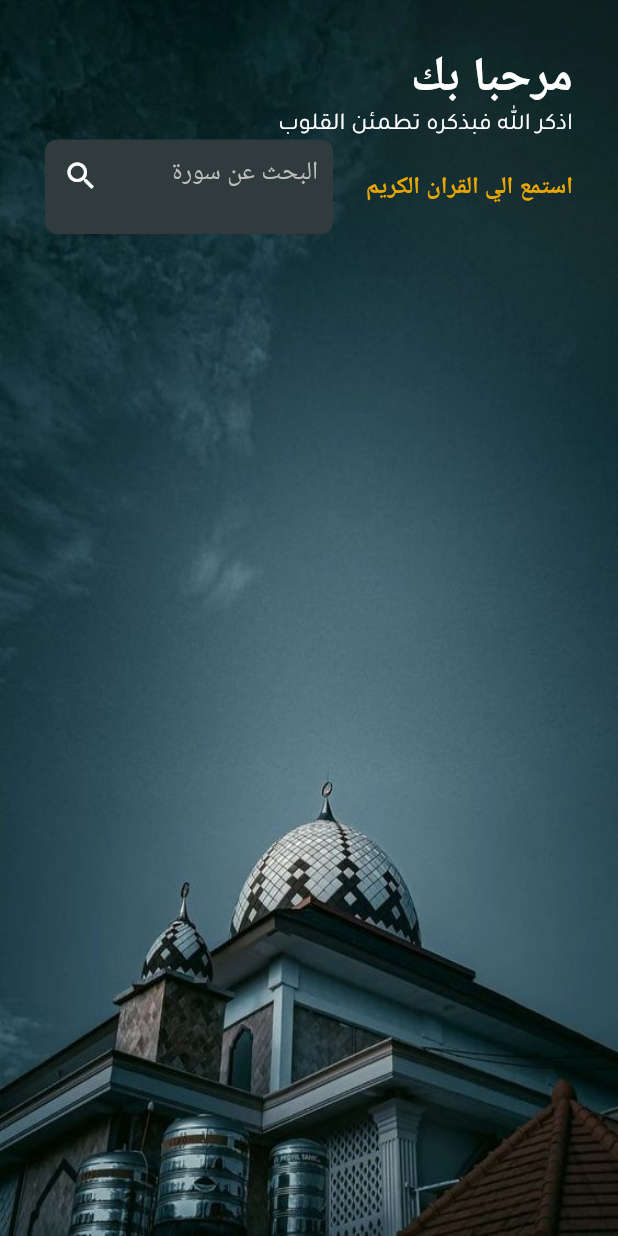
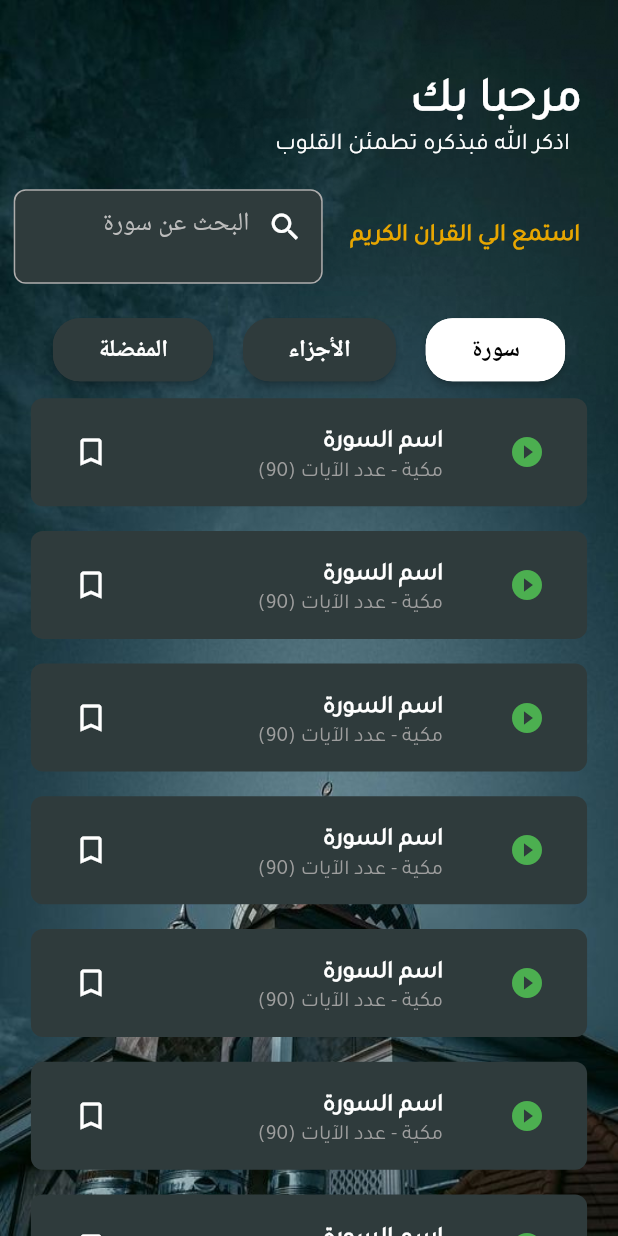
Before and after one commit to Mohamed-Abdel-Rahem/quran, a Flutter app: the screen it shows after launch, on a phone screen of 412 x 824 dp. Run offline on Flutter 3.47's test engine with Material 3 defaults, Android fonts, the phone set to English and light mode, and no system bars; our stand-ins replace device_preview, firebase_core; accounts and stored records are empty.

Commit message:
seconde phase

```diff
--- a/lib/main.dart
+++ b/lib/main.dart
@@ -3,9 +3,14 @@ import 'package:flutter_localizations/flutter_localizations.dart';
 import 'package:intl/intl.dart';
 import 'package:quran/generated/l10n.dart';
 import 'package:quran/screens/quran_page.dart';
+import 'package:device_preview/device_preview.dart';
 
 void main() {
-  runApp(const QuranApp());
+  runApp(DevicePreview(
+    enabled: true,
+    tools: [...DevicePreview.defaultTools],
+    builder: (context) => QuranApp(),
+  ));
 }
 
 class QuranApp extends StatelessWidget {
--- a/lib/screens/quran_page.dart
+++ b/lib/screens/quran_page.dart
@@ -1,10 +1,13 @@
 import 'package:flutter/material.dart';
+import 'package:quran/widgets/custom_text_widget.dart';
+import 'package:quran/widgets/row_chooser.dart';
 
 class QuranPage extends StatelessWidget {
   const QuranPage({super.key});
 
   @override
   Widget build(BuildContext context) {
+    final screenSize = MediaQuery.of(context).size;
     return Scaffold(
       body: Container(
         width: double.infinity,
@@ -20,70 +23,73 @@ class QuranPage extends StatelessWidget {
           children: [
             // Ellipses
             Positioned(
-              top: -100,
-              right: -100,
+              top: -screenSize.width * 0.25,
+              right: -screenSize.width * 0.25,
               child: Image.asset(
                 'assets/background/Ellipse 10.png',
-                width: 414,
-                height: 414,
+                width: screenSize.width * 1.1,
+                height: screenSize.width * 1.1,
               ),
             ),
             // Content
-            Padding(
-              padding: EdgeInsets.all(30),
-              child: Column(
-                mainAxisAlignment: MainAxisAlignment.start,
+            Column(
+              mainAxisAlignment: MainAxisAlignment.spaceAround,
               children: [
+                SizedBox(height: screenSize.height * 0.05),
                 const Align(
                   alignment: Alignment.topRight,
-                    child: Text(
-                      "مرحبا بك",
-                      style: TextStyle(
+                  child: Padding(
+                    padding: EdgeInsets.only(right: 8, top: 8),
+                    child: CustomTextWidget(
+                      text: 'مرحبا بك',
                       fontSize: 32,
                       fontWeight: FontWeight.w700,
-                        color: Colors.white,
                     ),
                   ),
                 ),
                 const Align(
                   alignment: Alignment.topRight,
-                    child: Text(
-                      "اذكر الله فبذكره تطمئن القلوب",
-                      textAlign: TextAlign.right,
-                      style: TextStyle(
+                  child: Padding(
+                    padding: EdgeInsets.only(right: 16),
+                    child: CustomTextWidget(
+                      text: 'اذكر الله فبذكره تطمئن القلوب',
                       fontSize: 16,
                       fontWeight: FontWeight.w500,
-                        color: Colors.white,
-                        fontFamily: 'Tajawal',
                     ),
                   ),
                 ),
+                const SizedBox(
+                    height: 20), // Add some space between texts and row
                 Row(
-                    mainAxisAlignment: MainAxisAlignment.spaceBetween,
+                  mainAxisAlignment: MainAxisAlignment.spaceAround,
                   children: [
-                      const Text(
-                        "استمع الي القران الكريم",
-                        style: TextStyle(
+                    const CustomTextWidget(
+                      text: 'استمع الي القران الكريم',
                       fontSize: 16,
                       fontWeight: FontWeight.w700,
-                          color: Color(0xFFE7A600),
+                      color: Color(0xffE7A600),
+                    ),
+                    Container(
+                      width: screenSize.width * 0.5,
+                      height: 63,
+                      decoration: BoxDecoration(
+                        color: const Color(0xff2F3B3C),
+                        borderRadius: BorderRadius.circular(8.0),
+                        border: Border.all(
+                          color: const Color.fromARGB(255, 175, 173, 173),
+                          width: 1.0, // Adjust the width as needed
                         ),
                       ),
-                      Container(
-                        width: 192,
-                        height: 63,
-                        decoration: BoxDecoration(
-                          color: Color(0xff2F3B3C),
-                          borderRadius: BorderRadius.circular(8.0),
+                      child: TextField(
+                        style: const TextStyle(
+                          color: Colors.white,
                         ),
-                        child: TextField(
-                          style: TextStyle(color: Colors.white),
                         decoration: InputDecoration(
-                            contentPadding: EdgeInsets.all(10.0),
+                          contentPadding: const EdgeInsets.all(10.0),
                           hintText: 'البحث عن سورة',
                           hintStyle: TextStyle(color: Colors.grey[400]),
                           border: InputBorder.none,
-                            suffixIcon: Icon(
+                          prefixIcon: const Icon(
                             Icons.search,
                             color: Colors.white,
                           ),
@@ -92,8 +98,51 @@ class QuranPage extends StatelessWidget {
                     ),
                   ],
                 ),
+                const SizedBox(height: 20),
+                const CustomButtonRow(),
+                Expanded(
+                  child: ListView.builder(
+                    itemCount: 20,
+                    itemBuilder: (context, index) {
+                      return Padding(
+                        padding: EdgeInsets.symmetric(
+                          vertical: screenSize.height * 0.01,
+                          horizontal: screenSize.width * 0.05,
+                        ),
+                        child: Container(
+                          decoration: BoxDecoration(
+                            color: const Color(0xff2F3B3C),
+                            borderRadius: BorderRadius.circular(8.0),
+                          ),
+                          child: ListTile(
+                            leading: IconButton(
+                              icon: Icon(Icons.play_circle_fill,
+                                  color: Colors.green),
+                              onPressed: () {},
+                            ),
+                            title: CustomTextWidget(
+                              text: 'اسم السورة',
+                              fontSize: 16,
+                              fontWeight: FontWeight.w700,
+                            ),
+                            subtitle: CustomTextWidget(
+                              text: 'مكية - عدد الآيات (90)',
+                              fontSize: 14,
+                              fontWeight: FontWeight.w400,
+                              color: Colors.grey,
+                            ),
+                            trailing: IconButton(
+                              icon: Icon(Icons.bookmark_border,
+                                  color: Colors.white),
+                              onPressed: () {},
+                            ),
+                          ),
+                        ),
+                      );
+                    },
+                  ),
+                ),
               ],
-              ),
             ),
           ],
         ),
@@ -101,3 +150,50 @@ class QuranPage extends StatelessWidget {
     );
   }
 }
+
+class QuranItem extends StatelessWidget {
+  final String title;
+  final String description;
+
+  const QuranItem({Key? key, required this.title, required this.description})
+      : super(key: key);
+
+  @override
+  Widget build(BuildContext context) {
+    return Padding(
+      padding: const EdgeInsets.symmetric(horizontal: 16.0, vertical: 8.0),
+      child: Container(
+        decoration: BoxDecoration(
+          color: Color(0x0affffff),
+          borderRadius: BorderRadius.circular(15),
+        ),
+        child: ListTile(
+          leading: Icon(
+            Icons.play_circle,
+            color: Colors.yellow,
+            size: 36.0,
+          ),
+          title: Text(
+            title,
+            style: TextStyle(
+              color: Colors.white,
+              fontSize: 18.0,
+              fontWeight: FontWeight.bold,
+            ),
+          ),
+          trailing: Icon(
+            Icons.bookmark,
+            color: Colors.yellow,
+          ),
+          subtitle: Text(
+            description,
+            style: TextStyle(
+              color: Colors.white,
+              fontSize: 14.0,
+            ),
+          ),
+        ),
+      ),
+    );
+  }
+}
--- /dev/null
+++ b/lib/widgets/custom_text_widget.dart
@@ -0,0 +1,34 @@
+import 'package:flutter/material.dart';
+
+class CustomTextWidget extends StatelessWidget {
+  final String text;
+  final double fontSize;
+  final FontWeight fontWeight;
+  final Color? color;
+  final String fontFamily;
+
+  const CustomTextWidget({
+    Key? key,
+    required this.text,
+    required this.fontSize,
+    required this.fontWeight,
+    this.color,
+    this.fontFamily = 'Tajawal',
+  }) : super(key: key);
+
+  @override
+  Widget build(BuildContext context) {
+    return Padding(
+      padding: const EdgeInsets.only(right: 16),
+      child: Text(
+        text,
+        style: TextStyle(
+          fontSize: fontSize,
+          fontWeight: fontWeight,
+          color: color ?? Colors.white,
+          fontFamily: fontFamily,
+        ),
+      ),
+    );
+  }
+}
--- /dev/null
+++ b/lib/widgets/row_chooser.dart
@@ -0,0 +1,60 @@
+import 'package:flutter/material.dart';
+
+class CustomButtonRow extends StatefulWidget {
+  const CustomButtonRow({super.key});
+
+  @override
+  _CustomButtonRowState createState() => _CustomButtonRowState();
+}
+
+class _CustomButtonRowState extends State<CustomButtonRow> {
+  String _selectedButton = 'سورة';
+
+  @override
+  Widget build(BuildContext context) {
+    return Row(
+      mainAxisAlignment: MainAxisAlignment.center,
+      children: [
+        _buildButton('سورة'),
+        const SizedBox(width: 20), // Adjust spacing as needed
+        _buildButton('الأجزاء'),
+        const SizedBox(width: 20), // Adjust spacing as needed
+        _buildButton('المفضلة'),
+      ],
+    );
+  }
+
+  Widget _buildButton(String text) {
+    bool isSelected = _selectedButton == text;
+    return ElevatedButton(
+      onPressed: () {
+        setState(() {
+          _selectedButton = text;
+        });
+      },
+      child: Text(
+        text,
+        style: TextStyle(
+          fontSize: 16,
+          fontWeight: FontWeight.bold,
+          color: isSelected
+              ? Colors.black
+              : Colors.white, // Text color based on selection
+        ),
+        textAlign: TextAlign.center,
+      ),
+      style: ElevatedButton.styleFrom(
+        backgroundColor: isSelected ? Colors.white : Color(0xff2F3B3C),
+        side: BorderSide(
+            color: isSelected ? Colors.white : Color(0xff2F3B3C), width: 2.0),
+        padding: const EdgeInsets.symmetric(
+          horizontal: 30,
+          vertical: 10,
+        ),
+        shape: RoundedRectangleBorder(
+          borderRadius: BorderRadius.circular(18),
+        ),
+      ),
+    );
+  }
+}
--- a/pubspec.yaml
+++ b/pubspec.yaml
@@ -39,6 +39,7 @@ dependencies:
   intl: ^0.19.0
   flutter_localizations:
         sdk: flutter
+  device_preview: ^1.2.0
 
 dev_dependencies:
   flutter_test:
```
Also changed, not shown: pubspec.lock, 1 other file. Lines whose indentation alone changed are shown as unchanged.
